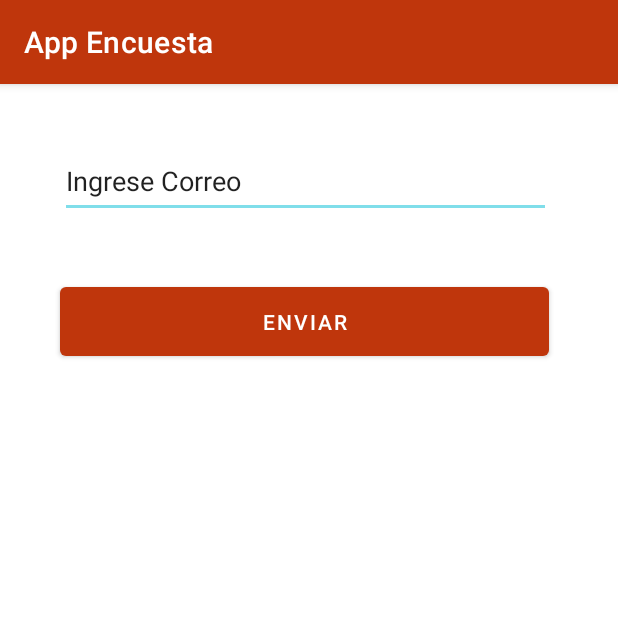
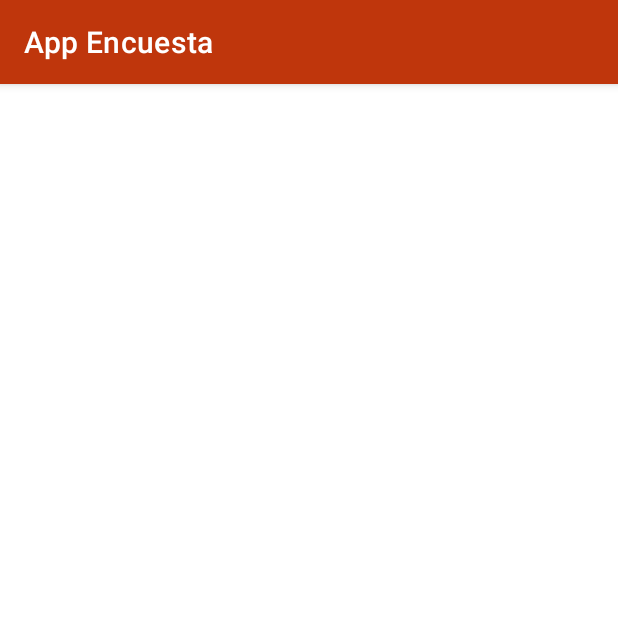
Before and after one commit to U201519670/AppEncuesta, an Android app: the EnviarCorreo screen opened directly, with no data from a screen before it, on a phone screen of 412 x 824 dp, the top half of it. Run offline under Robolectric (Android 15) with nearby library versions, the phone set to English and light mode, and no system bars.

Commit message:
marko_1509_4

```diff
--- a/app/src/main/java/com/example/myproject1/EnvioCorreo.kt
+++ b/app/src/main/java/com/example/myproject1/EnviarCorreo.kt
@@ -3,9 +3,9 @@ package com.example.myproject1
 import androidx.appcompat.app.AppCompatActivity
 import android.os.Bundle
 
-class EnvioCorreo : AppCompatActivity() {
+class EnviarCorreo : AppCompatActivity() {
     override fun onCreate(savedInstanceState: Bundle?) {
         super.onCreate(savedInstanceState)
-        setContentView(R.layout.activity_envio_correo)
+        setContentView(R.layout.activity_enviar_correo)
     }
 }
--- /dev/null
+++ b/app/src/main/res/layout/activity_enviar_correo.xml
@@ -0,0 +1,9 @@
+<?xml version="1.0" encoding="utf-8"?>
+<androidx.constraintlayout.widget.ConstraintLayout xmlns:android="http://schemas.android.com/apk/res/android"
+    xmlns:app="http://schemas.android.com/apk/res-auto"
+    xmlns:tools="http://schemas.android.com/tools"
+    android:layout_width="match_parent"
+    android:layout_height="match_parent"
+    tools:context=".EnviarCorreo">
+
+</androidx.constraintlayout.widget.ConstraintLayout>
--- a/app/src/main/res/layout/activity_envio_correo.xml
+++ /dev/null
@@ -1,31 +0,0 @@
-<?xml version="1.0" encoding="utf-8"?>
-<androidx.constraintlayout.widget.ConstraintLayout xmlns:android="http://schemas.android.com/apk/res/android"
-    xmlns:app="http://schemas.android.com/apk/res-auto"
-    xmlns:tools="http://schemas.android.com/tools"
-    android:layout_width="match_parent"
-    android:layout_height="match_parent"
-    tools:context=".EnvioCorreo">
-
-
-    <EditText
-        android:id="@+id/Correoenviartext"
-        android:layout_width="327dp"
-        android:layout_height="49dp"
-        android:layout_marginStart="40dp"
-        android:layout_marginTop="40dp"
-        android:ems="10"
-        android:inputType="textPersonName"
-        android:text="Ingrese Correo"
-        app:layout_constraintStart_toStartOf="parent"
-        app:layout_constraintTop_toTopOf="parent" />
-
-    <Button
-        android:id="@+id/btnenviar"
-        android:layout_width="326dp"
-        android:layout_height="58dp"
-        android:layout_marginStart="40dp"
-        android:layout_marginTop="40dp"
-        android:text="Enviar"
-        app:layout_constraintStart_toStartOf="parent"
-        app:layout_constraintTop_toBottomOf="@+id/Correoenviartext" />
-</androidx.constraintlayout.widget.ConstraintLayout>
```
Also changed, not shown: app/src/main/AndroidManifest.xml (+16 -7 lines), app/src/main/java/com/example/myproject1/GoodbyeActivity.kt (+13 -3 lines).
